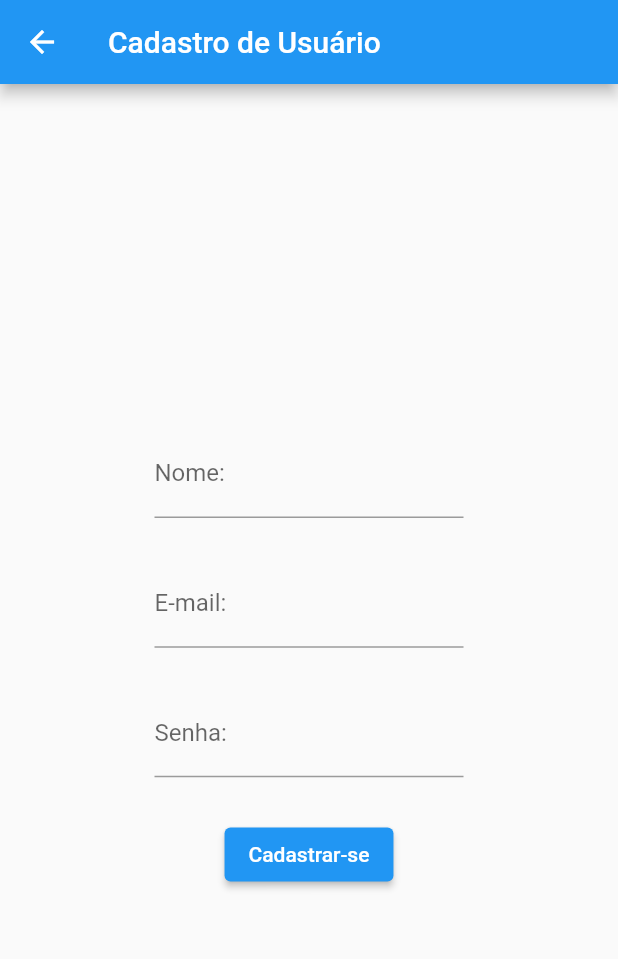
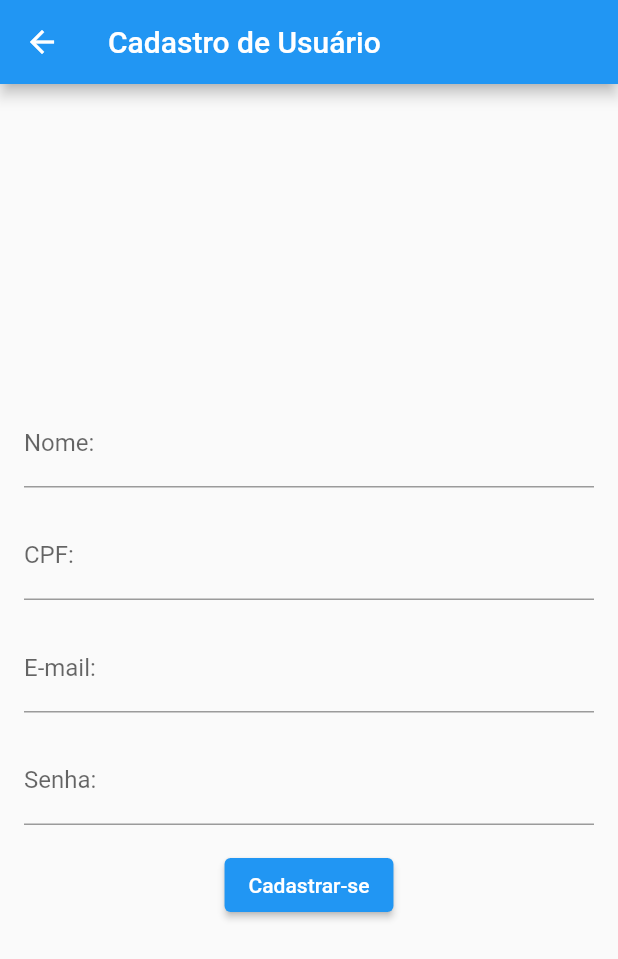
Before and after one commit to luisbrasil/Oktopus, a Flutter app: the CadastroUsuario screen opened by its route, on a phone screen of 412 x 824 dp. Shown: the top 959 px of the screen. Run offline on Flutter 3.47's test engine with Material 2 defaults, Android fonts, the phone set to English and light mode, and no system bars; our stand-ins replace flutter_signin_button.

Commit message:
Adicionado conteúdo em várias telas

```diff
--- a/oktopus/lib/widget/agendar_horario.dart
+++ b/oktopus/lib/widget/agendar_horario.dart
@@ -3,6 +3,7 @@ import 'package:flutter/material.dart';
 import '../rotas.dart';
 
 class AgendarHorario extends StatelessWidget {
+  const AgendarHorario({super.key});
 
   @override
   Widget build(BuildContext context) {
--- a/oktopus/lib/widget/cadastro_usuario.dart
+++ b/oktopus/lib/widget/cadastro_usuario.dart
@@ -7,38 +7,51 @@ class CadastroUsuario extends StatelessWidget {
   Widget build(BuildContext context) {
     return Scaffold(
       appBar: AppBar(title: const Text('Cadastro de Usuário')),
-        body: Center(
-          child: Form(
-              child: FractionallySizedBox(
-                widthFactor: 0.5,
-                heightFactor: 0.4,
+      body: Form(
+        child: Padding(
+          padding: const EdgeInsets.all(16.0),
           child: Column(
             mainAxisAlignment: MainAxisAlignment.center,
             children: [
               TextFormField(
                 decoration: const InputDecoration(
-                        labelText: 'Nome:', border: UnderlineInputBorder()),
+                  labelText: 'Nome:',
+                  border: UnderlineInputBorder(),
                 ),
-                      Spacer(),
+              ),
+              const SizedBox(height: 16.0),
               TextFormField(
                 decoration: const InputDecoration(
-                        labelText: 'E-mail:', border: UnderlineInputBorder()),
+                  labelText: 'CPF:',
+                  border: UnderlineInputBorder(),
                 ),
-                      Spacer(),
+              ),
+              const SizedBox(height: 16.0),
               TextFormField(
                 decoration: const InputDecoration(
-                        labelText: 'Senha:', border: UnderlineInputBorder()),
+                  labelText: 'E-mail:',
+                  border: UnderlineInputBorder(),
+                ),
+              ),
+              const SizedBox(height: 16.0),
+              TextFormField(
+                decoration: const InputDecoration(
+                  labelText: 'Senha:',
+                  border: UnderlineInputBorder(),
+                ),
                 obscureText: true,
               ),
-                      Spacer(),
+              const SizedBox(height: 16.0),
               ElevatedButton(
                 child: const Text('Cadastrar-se'),
                 onPressed: () {
                   Navigator.pop(context, true);
                 },
               ),
-                ]),
-              )),
-        ));
+            ],
+          ),
+        ),
+      ),
+    );
   }
 }
--- a/oktopus/lib/widget/chat.dart
+++ b/oktopus/lib/widget/chat.dart
@@ -1,6 +1,7 @@
 import 'package:flutter/material.dart';
 
 class Chat extends StatelessWidget {
+  const Chat({super.key});
 
   @override
   Widget build(BuildContext context) {
--- a/oktopus/lib/widget/reviews.dart
+++ b/oktopus/lib/widget/reviews.dart
@@ -1,11 +1,12 @@
 import 'package:flutter/material.dart';
 
 class Reviews extends StatelessWidget {
+  const Reviews({super.key});
 
   @override
   Widget build(BuildContext context) {
     return Scaffold(
-      appBar: AppBar(title: const Text("Estudio Exemplo")),
+      appBar: AppBar(title: const Text("Reviews")),
     );
   }
 }
--- a/oktopus/pubspec.yaml
+++ b/oktopus/pubspec.yaml
@@ -19,7 +19,7 @@ publish_to: 'none' # Remove this line if you wish to publish to pub.dev
 version: 1.0.0+1
 
 environment:
-  sdk: '>=3.0.0-431.0.dev <4.0.0'
+  sdk: '>=3.0.0-417.3.beta <4.0.0'
 
 # Dependencies specify other packages that your package needs in order to work.
 # To automatically upgrade your package dependencies to the latest versions
@@ -35,6 +35,7 @@ dependencies:
   # The following adds the Cupertino Icons font to your application.
   # Use with the CupertinoIcons class for iOS style icons.
   cupertino_icons: ^1.0.2
+  flutter_signin_button: ^2.0.0
 
 dev_dependencies:
   flutter_test:
```
Also changed, not shown: oktopus/lib/widget/agendamentos.dart (+8 -6 lines), oktopus/lib/widget/busca.dart (+27 -4 lines), oktopus/lib/widget/estudio.dart (+23 -5 lines), oktopus/lib/widget/home.dart (+36 -19 lines), oktopus/lib/widget/login.dart (+15 -1 lines), oktopus/assets/images/estudioteste.png (added). Lines whose indentation alone changed are shown as unchanged.
